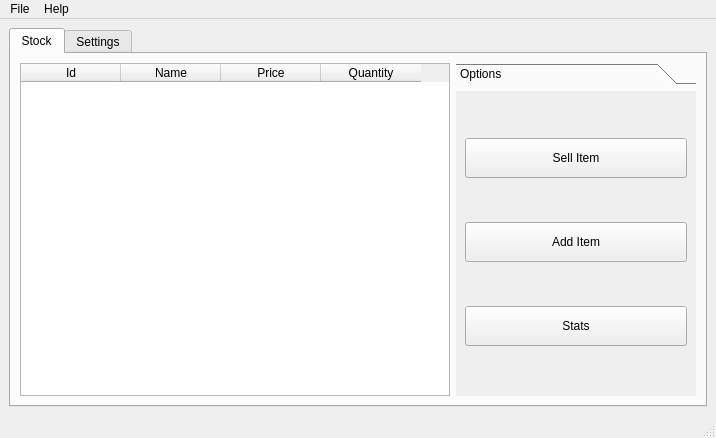
This is src/stock_manager.ui in krivahtoo/stockmanager as Qt 5 draws it before an edit. The edited form follows.
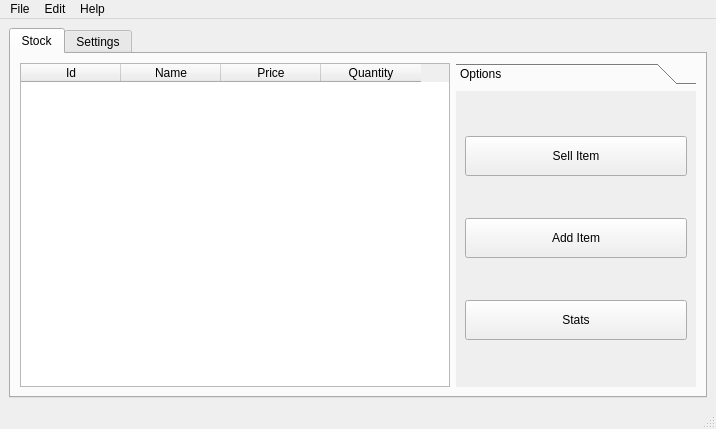
This is the edited form. Icons and pictures are not drawn.

```diff
--- a/src/stock_manager.ui
+++ b/src/stock_manager.ui
@@ -7,7 +7,7 @@
     <x>0</x>
     <y>0</y>
     <width>716</width>
-    <height>438</height>
+    <height>429</height>
    </rect>
   </property>
   <property name="windowTitle">
@@ -81,7 +81,7 @@
              <x>0</x>
              <y>0</y>
              <width>240</width>
-             <height>306</height>
+             <height>297</height>
             </rect>
            </property>
            <attribute name="label">
@@ -177,7 +177,16 @@
     <addaction name="separator"/>
     <addaction name="actCheck_For_Updates"/>
    </widget>
+   <widget class="QMenu" name="menuEdit">
+    <property name="title">
+     <string>Edit</string>
+    </property>
+    <addaction name="actionCopy"/>
+    <addaction name="actionPaste"/>
+    <addaction name="actionCut"/>
+   </widget>
    <addaction name="menuFile"/>
+   <addaction name="menuEdit"/>
    <addaction name="menuHelp"/>
   </widget>
   <widget class="QStatusBar" name="statusBar"/>
```
Left out of the diff: 48 changed lines with no effect on the pictures.
